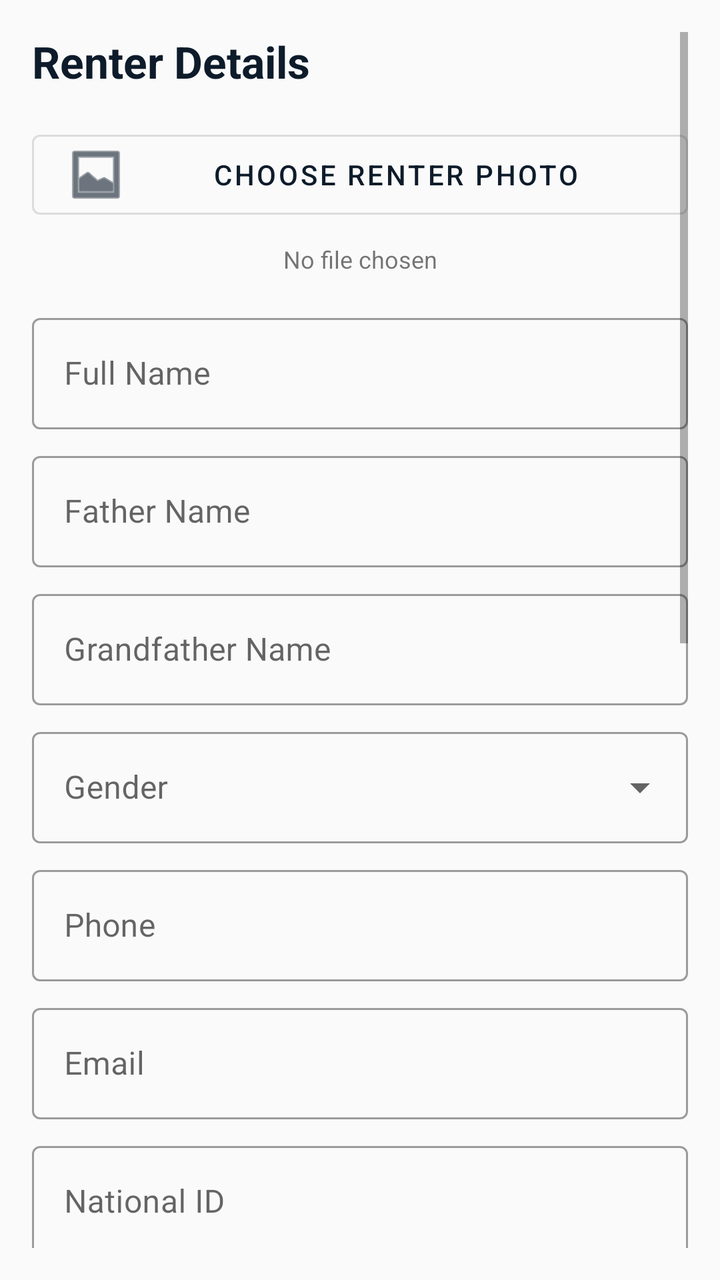
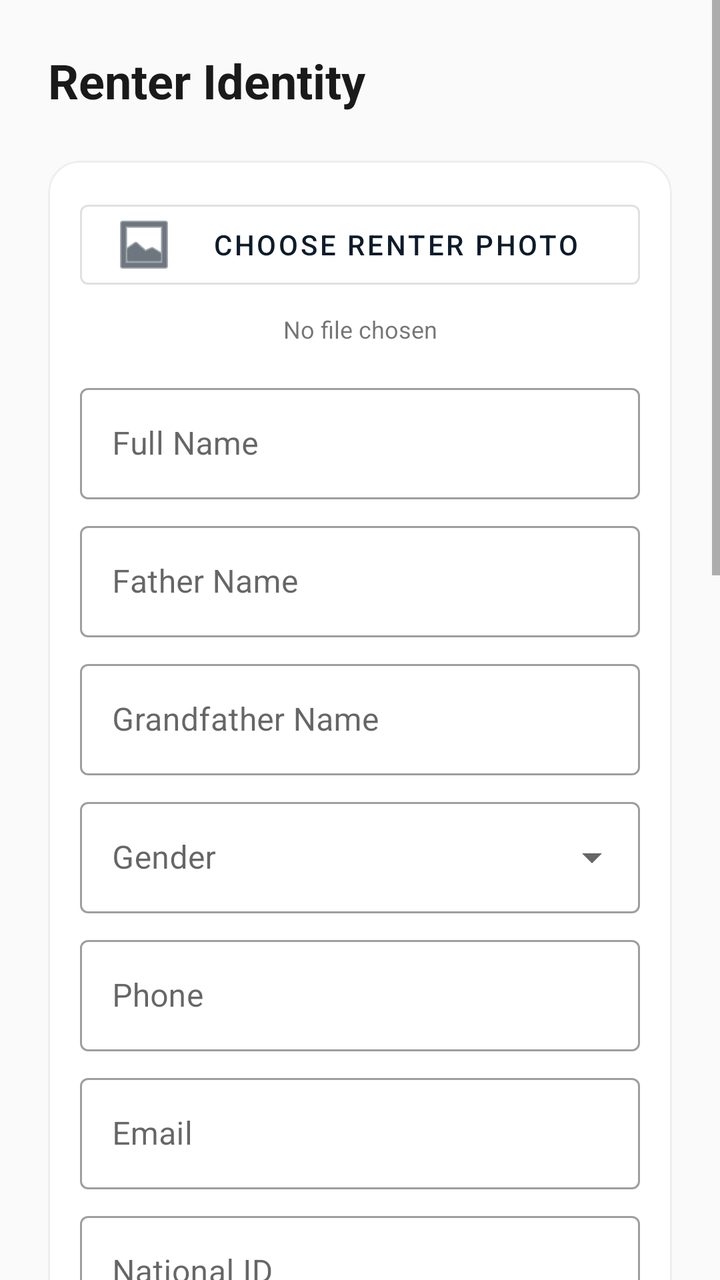

The first picture is an Android layout as it rendered before a commit; the second is the same layout after the commit. The layout source and the unified diff follow.
<!-- AndroidManifest.xml: application theme Theme.Salesagentapp -->
<!-- res/layout/fragment_renter_info.xml -->
<?xml version="1.0" encoding="utf-8"?>
<ScrollView xmlns:android="http://schemas.android.com/apk/res/android"
    xmlns:app="http://schemas.android.com/apk/res-auto"
    android:layout_width="match_parent"
    android:layout_height="match_parent"
    android:background="#FAFAFA"
    android:padding="16dp">

    <LinearLayout
        android:layout_width="match_parent"
        android:layout_height="wrap_content"
        android:orientation="vertical">

        <TextView
            android:layout_width="match_parent"
            android:layout_height="wrap_content"
            android:text="Renter Details"
            android:textSize="22sp"
            android:textStyle="bold"
            android:textColor="#0d1b2a"
            android:layout_marginBottom="16dp"/>

        <Button
            android:id="@+id/RenRenterBtnChooseFile"
            style="@style/Widget.MaterialComponents.Button.OutlinedButton"
            android:layout_width="match_parent"
            android:layout_height="wrap_content"
            android:layout_marginBottom="8dp"
            android:text="Choose Renter Photo"
            app:icon="@android:drawable/ic_menu_gallery" />

        <TextView
            android:id="@+id/RenRenterTvFileName"
            android:layout_width="match_parent"
            android:layout_height="wrap_content"
            android:text="No file chosen"
            android:textSize="12sp"
            android:layout_marginBottom="16dp"
            android:gravity="center" />

        <com.google.android.material.textfield.TextInputLayout style="@style/Widget.MaterialComponents.TextInputLayout.OutlinedBox" android:layout_width="match_parent" android:layout_height="wrap_content" android:hint="Full Name" android:layout_marginBottom="8dp"><com.google.android.material.textfield.TextInputEditText android:id="@+id/RenRenterEtFullName" android:layout_width="match_parent" android:layout_height="wrap_content"/></com.google.android.material.textfield.TextInputLayout>
        <com.google.android.material.textfield.TextInputLayout style="@style/Widget.MaterialComponents.TextInputLayout.OutlinedBox" android:layout_width="match_parent" android:layout_height="wrap_content" android:hint="Father Name" android:layout_marginBottom="8dp"><com.google.android.material.textfield.TextInputEditText android:id="@+id/RenRenterEtFatherName" android:layout_width="match_parent" android:layout_height="wrap_content"/></com.google.android.material.textfield.TextInputLayout>
        <com.google.android.material.textfield.TextInputLayout style="@style/Widget.MaterialComponents.TextInputLayout.OutlinedBox" android:layout_width="match_parent" android:layout_height="wrap_content" android:hint="Grandfather Name" android:layout_marginBottom="8dp"><com.google.android.material.textfield.TextInputEditText android:id="@+id/RenRenterEtGrandfatherName" android:layout_width="match_parent" android:layout_height="wrap_content"/></com.google.android.material.textfield.TextInputLayout>
        <com.google.android.material.textfield.TextInputLayout style="@style/Widget.MaterialComponents.TextInputLayout.OutlinedBox.ExposedDropdownMenu" android:layout_width="match_parent" android:layout_height="wrap_content" android:hint="Gender" android:layout_marginBottom="8dp"><AutoCompleteTextView android:id="@+id/RenRenterActvGender" android:layout_width="match_parent" android:layout_height="wrap_content" android:inputType="none"/></com.google.android.material.textfield.TextInputLayout>
        <com.google.android.material.textfield.TextInputLayout style="@style/Widget.MaterialComponents.TextInputLayout.OutlinedBox" android:layout_width="match_parent" android:layout_height="wrap_content" android:hint="Phone" android:layout_marginBottom="8dp"><com.google.android.material.textfield.TextInputEditText android:id="@+id/RenRenterEtPhone" android:layout_width="match_parent" android:layout_height="wrap_content" android:inputType="phone"/></com.google.android.material.textfield.TextInputLayout>
        <com.google.android.material.textfield.TextInputLayout style="@style/Widget.MaterialComponents.TextInputLayout.OutlinedBox" android:layout_width="match_parent" android:layout_height="wrap_content" android:hint="Email" android:layout_marginBottom="8dp"><com.google.android.material.textfield.TextInputEditText android:id="@+id/RenRenterEtEmail" android:layout_width="match_parent" android:layout_height="wrap_content" android:inputType="textEmailAddress"/></com.google.android.material.textfield.TextInputLayout>
        <com.google.android.material.textfield.TextInputLayout style="@style/Widget.MaterialComponents.TextInputLayout.OutlinedBox" android:layout_width="match_parent" android:layout_height="wrap_content" android:hint="National ID" android:layout_marginBottom="16dp"><com.google.android.material.textfield.TextInputEditText android:id="@+id/RenRenterEtNationalId" android:layout_width="match_parent" android:layout_height="wrap_content"/></com.google.android.material.textfield.TextInputLayout>

        <TextView android:layout_width="wrap_content" android:layout_height="wrap_content" android:text="ORIGIN" android:textStyle="bold" android:layout_marginBottom="8dp"/>
        <com.google.android.material.textfield.TextInputLayout style="@style/Widget.MaterialComponents.TextInputLayout.OutlinedBox" android:layout_width="match_parent" android:layout_height="wrap_content" android:hint="Province" android:layout_marginBottom="8dp"><com.google.android.material.textfield.TextInputEditText android:id="@+id/RenRenterEtOriginProv" android:layout_width="match_parent" android:layout_height="wrap_content"/></com.google.android.material.textfield.TextInputLayout>
        <com.google.android.material.textfield.TextInputLayout style="@style/Widget.MaterialComponents.TextInputLayout.OutlinedBox" android:layout_width="match_parent" android:layout_height="wrap_content" android:hint="District" android:layout_marginBottom="8dp"><com.google.android.material.textfield.TextInputEditText android:id="@+id/RenRenterEtOriginDist" android:layout_width="match_parent" android:layout_height="wrap_content"/></com.google.android.material.textfield.TextInputLayout>
        <com.google.android.material.textfield.TextInputLayout style="@style/Widget.MaterialComponents.TextInputLayout.OutlinedBox" android:layout_width="match_parent" android:layout_height="wrap_content" android:hint="Village" android:layout_marginBottom="16dp"><com.google.android.material.textfield.TextInputEditText android:id="@+id/RenRenterEtOriginVillage" android:layout_width="match_parent" android:layout_height="wrap_content"/></com.google.android.material.textfield.TextInputLayout>

        <TextView android:layout_width="wrap_content" android:layout_height="wrap_content" android:text="CURRENT RESIDENCE" android:textStyle="bold" android:layout_marginBottom="8dp"/>
        <com.google.android.material.textfield.TextInputLayout style="@style/Widget.MaterialComponents.TextInputLayout.OutlinedBox" android:layout_width="match_parent" android:layout_height="wrap_content" android:hint="Province" android:layout_marginBottom="8dp"><com.google.android.material.textfield.TextInputEditText android:id="@+id/RenRenterEtResProv" android:layout_width="match_parent" android:layout_height="wrap_content"/></com.google.android.material.textfield.TextInputLayout>
        <com.google.android.material.textfield.TextInputLayout style="@style/Widget.MaterialComponents.TextInputLayout.OutlinedBox" android:layout_width="match_parent" android:layout_height="wrap_content" android:hint="District" android:layout_marginBottom="8dp"><com.google.android.material.textfield.TextInputEditText android:id="@+id/RenRenterEtResDist" android:layout_width="match_parent" android:layout_height="wrap_content"/></com.google.android.material.textfield.TextInputLayout>
        <com.google.android.material.textfield.TextInputLayout style="@style/Widget.MaterialComponents.TextInputLayout.OutlinedBox" android:layout_width="match_parent" android:layout_height="wrap_content" android:hint="Village" android:layout_marginBottom="16dp"><com.google.android.material.textfield.TextInputEditText android:id="@+id/RenRenterEtResVillage" android:layout_width="match_parent" android:layout_height="wrap_content"/></com.google.android.material.textfield.TextInputLayout>

        <com.google.android.material.textfield.TextInputLayout style="@style/Widget.MaterialComponents.TextInputLayout.OutlinedBox" android:layout_width="match_parent" android:layout_height="wrap_content" android:hint="GPS Coordinates (Lat, Long)" android:layout_marginBottom="24dp"><com.google.android.material.textfield.TextInputEditText android:id="@+id/RenRenterEtGpsCoords" android:layout_width="match_parent" android:layout_height="wrap_content"/></com.google.android.material.textfield.TextInputLayout>

        <Button android:id="@+id/RenRenterBtnNext" android:layout_width="match_parent" android:layout_height="60dp" android:text="Next: Property Details" android:backgroundTint="#0d1b2a"/>
    </LinearLayout>
</ScrollView>
<!-- resources referenced by this layout -->
<resources>
  <style name="Theme.Salesagentapp" parent="Theme.MaterialComponents.DayNight.NoActionBar">
          <item name="colorPrimary">@color/sapphire_dark</item>
          <item name="colorSecondary">@color/teal_accent</item>
          <item name="android:windowBackground">@color/white</item>
      </style>
  <color name="sapphire_dark">#0d1b2a</color>
  <color name="teal_accent">#319795</color>
  <color name="white">#ffffff</color>
</resources>

<!-- the commit's change to res/layout/fragment_renter_info.xml (unified diff, before → after) -->
@@ -4,60 +4,135 @@
     android:layout_width="match_parent"
     android:layout_height="match_parent"
     android:background="#FAFAFA"
-    android:padding="16dp">
+    android:fillViewport="true">
 
     <LinearLayout
         android:layout_width="match_parent"
         android:layout_height="wrap_content"
-        android:orientation="vertical">
+        android:orientation="vertical"
+        android:padding="24dp">
 
         <TextView
             android:layout_width="match_parent"
             android:layout_height="wrap_content"
-            android:text="Renter Details"
-            android:textSize="22sp"
+            android:text="Renter Identity"
+            android:textSize="24sp"
             android:textStyle="bold"
-            android:textColor="#0d1b2a"
-            android:layout_marginBottom="16dp"/>
+            android:textColor="#1A1A1A"
+            android:layout_marginBottom="24dp"/>
+
+        <com.google.android.material.card.MaterialCardView
+            android:layout_width="match_parent"
+            android:layout_height="wrap_content"
+            android:layout_marginBottom="24dp"
+            app:cardCornerRadius="16dp"
+            app:cardElevation="0dp"
+            app:strokeWidth="1dp"
+            app:strokeColor="#EEEEEE">
+
+            <LinearLayout
+                android:layout_width="match_parent"
+                android:layout_height="wrap_content"
+                android:orientation="vertical"
+                android:padding="16dp">
+
+                <Button
+                    android:id="@+id/RenRenterBtnChooseFile"
+                    style="@style/Widget.MaterialComponents.Button.OutlinedButton"
+                    android:layout_width="match_parent"
+                    android:layout_height="wrap_content"
+                    android:text="Choose Renter Photo"
+                    app:icon="@android:drawable/ic_menu_gallery" />
+
+                <TextView
+                    android:id="@+id/RenRenterTvFileName"
+                    android:layout_width="match_parent"
+                    android:layout_height="wrap_content"
+                    android:text="No file chosen"
+                    android:textSize="12sp"
+                    android:layout_marginTop="8dp"
+                    android:gravity="center" />
+
+                <com.google.android.material.textfield.TextInputLayout style="@style/Widget.MaterialComponents.TextInputLayout.OutlinedBox" android:layout_width="match_parent" android:layout_height="wrap_content" android:hint="Full Name" android:layout_marginTop="16dp">
+                    <com.google.android.material.textfield.TextInputEditText android:id="@+id/RenRenterEtFullName" android:layout_width="match_parent" android:layout_height="wrap_content"/>
+                </com.google.android.material.textfield.TextInputLayout>
+
+                <com.google.android.material.textfield.TextInputLayout style="@style/Widget.MaterialComponents.TextInputLayout.OutlinedBox" android:layout_width="match_parent" android:layout_height="wrap_content" android:hint="Father Name" android:layout_marginTop="8dp">
+                    <com.google.android.material.textfield.TextInputEditText android:id="@+id/RenRenterEtFatherName" android:layout_width="match_parent" android:layout_height="wrap_content"/>
+                </com.google.android.material.textfield.TextInputLayout>
+
+                <com.google.android.material.textfield.TextInputLayout style="@style/Widget.MaterialComponents.TextInputLayout.OutlinedBox" android:layout_width="match_parent" android:layout_height="wrap_content" android:hint="Grandfather Name" android:layout_marginTop="8dp">
+                    <com.google.android.material.textfield.TextInputEditText android:id="@+id/RenRenterEtGrandfatherName" android:layout_width="match_parent" android:layout_height="wrap_content"/>
+                </com.google.android.material.textfield.TextInputLayout>
+
+                <com.google.android.material.textfield.TextInputLayout style="@style/Widget.MaterialComponents.TextInputLayout.OutlinedBox.ExposedDropdownMenu" android:layout_width="match_parent" android:layout_height="wrap_content" android:hint="Gender" android:layout_marginTop="8dp">
+                    <AutoCompleteTextView android:id="@+id/RenRenterActvGender" android:layout_width="match_parent" android:layout_height="wrap_content" android:inputType="none"/>
+                </com.google.android.material.textfield.TextInputLayout>
+
+                <com.google.android.material.textfield.TextInputLayout style="@style/Widget.MaterialComponents.TextInputLayout.OutlinedBox" android:layout_width="match_parent" android:layout_height="wrap_content" android:hint="Phone" android:layout_marginTop="8dp">
+                    <com.google.android.material.textfield.TextInputEditText android:id="@+id/RenRenterEtPhone" android:layout_width="match_parent" android:layout_height="wrap_content" android:inputType="phone"/>
+                </com.google.android.material.textfield.TextInputLayout>
+
+                <com.google.android.material.textfield.TextInputLayout style="@style/Widget.MaterialComponents.TextInputLayout.OutlinedBox" android:layout_width="match_parent" android:layout_height="wrap_content" android:hint="Email" android:layout_marginTop="8dp">
+                    <com.google.android.material.textfield.TextInputEditText android:id="@+id/RenRenterEtEmail" android:layout_width="match_parent" android:layout_height="wrap_content" android:inputType="textEmailAddress"/>
+                </com.google.android.material.textfield.TextInputLayout>
+
+                <com.google.android.material.textfield.TextInputLayout style="@style/Widget.MaterialComponents.TextInputLayout.OutlinedBox" android:layout_width="match_parent" android:layout_height="wrap_content" android:hint="National ID" android:layout_marginTop="8dp">
+                    <com.google.android.material.textfield.TextInputEditText android:id="@+id/RenRenterEtNationalId" android:layout_width="match_parent" android:layout_height="wrap_content"/>
+                </com.google.android.material.textfield.TextInputLayout>
+            </LinearLayout>
+        </com.google.android.material.card.MaterialCardView>
+
+        <TextView android:layout_width="wrap_content" android:layout_height="wrap_content" android:text="Location Details" android:textStyle="bold" android:textSize="18sp" android:layout_marginBottom="12dp" android:textColor="#1A1A1A"/>
+
+        <com.google.android.material.card.MaterialCardView
+            android:layout_width="match_parent"
+            android:layout_height="wrap_content"
+            android:layout_marginBottom="24dp"
+            app:cardCornerRadius="16dp"
+            app:cardElevation="0dp"
+            app:strokeWidth="1dp"
+            app:strokeColor="#EEEEEE">
+
+            <LinearLayout android:layout_width="match_parent" android:layout_height="wrap_content" android:orientation="vertical" android:padding="16dp">
+                <TextView android:layout_width="wrap_content" android:layout_height="wrap_content" android:text="ORIGIN" android:textSize="12sp" android:textColor="#9E9E9E" android:textStyle="bold" android:letterSpacing="0.1"/>
+                <com.google.android.material.textfield.TextInputLayout style="@style/Widget.MaterialComponents.TextInputLayout.OutlinedBox" android:layout_width="match_parent" android:layout_height="wrap_content" android:hint="Province">
+                    <com.google.android.material.textfield.TextInputEditText android:id="@+id/RenRenterEtOriginProv" android:layout_width="match_parent" android:layout_height="wrap_content"/>
+                </com.google.android.material.textfield.TextInputLayout>
+                <com.google.android.material.textfield.TextInputLayout style="@style/Widget.MaterialComponents.TextInputLayout.OutlinedBox" android:layout_width="match_parent" android:layout_height="wrap_content" android:hint="District" android:layout_marginTop="8dp">
+                    <com.google.android.material.textfield.TextInputEditText android:id="@+id/RenRenterEtOriginDist" android:layout_width="match_parent" android:layout_height="wrap_content"/>
+                </com.google.android.material.textfield.TextInputLayout>
+                <com.google.android.material.textfield.TextInputLayout style="@style/Widget.MaterialComponents.TextInputLayout.OutlinedBox" android:layout_width="match_parent" android:layout_height="wrap_content" android:hint="Village" android:layout_marginTop="8dp">
+                    <com.google.android.material.textfield.TextInputEditText android:id="@+id/RenRenterEtOriginVillage" android:layout_width="match_parent" android:layout_height="wrap_content"/>
+                </com.google.android.material.textfield.TextInputLayout>
+
+                <View android:layout_width="match_parent" android:layout_height="1dp" android:background="#EEEEEE" android:layout_marginVertical="16dp"/>
+
+                <TextView android:layout_width="wrap_content" android:layout_height="wrap_content" android:text="CURRENT RESIDENCE" android:textSize="12sp" android:textColor="#9E9E9E" android:textStyle="bold" android:letterSpacing="0.1"/>
+                <com.google.android.material.textfield.TextInputLayout style="@style/Widget.MaterialComponents.TextInputLayout.OutlinedBox" android:layout_width="match_parent" android:layout_height="wrap_content" android:hint="Province" android:layout_marginTop="8dp">
+                    <com.google.android.material.textfield.TextInputEditText android:id="@+id/RenRenterEtResProv" android:layout_width="match_parent" android:layout_height="wrap_content"/>
+                </com.google.android.material.textfield.TextInputLayout>
+                <com.google.android.material.textfield.TextInputLayout style="@style/Widget.MaterialComponents.TextInputLayout.OutlinedBox" android:layout_width="match_parent" android:layout_height="wrap_content" android:hint="District" android:layout_marginTop="8dp">
+                    <com.google.android.material.textfield.TextInputEditText android:id="@+id/RenRenterEtResDist" android:layout_width="match_parent" android:layout_height="wrap_content"/>
+                </com.google.android.material.textfield.TextInputLayout>
+                <com.google.android.material.textfield.TextInputLayout style="@style/Widget.MaterialComponents.TextInputLayout.OutlinedBox" android:layout_width="match_parent" android:layout_height="wrap_content" android:hint="Village" android:layout_marginTop="8dp">
+                    <com.google.android.material.textfield.TextInputEditText android:id="@+id/RenRenterEtResVillage" android:layout_width="match_parent" android:layout_height="wrap_content"/>
+                </com.google.android.material.textfield.TextInputLayout>
+                <com.google.android.material.textfield.TextInputLayout style="@style/Widget.MaterialComponents.TextInputLayout.OutlinedBox" android:layout_width="match_parent" android:layout_height="wrap_content" android:hint="GPS Coordinates (Lat, Long)" android:layout_marginTop="8dp">
+                    <com.google.android.material.textfield.TextInputEditText android:id="@+id/RenRenterEtGpsCoords" android:layout_width="match_parent" android:layout_height="wrap_content"/>
+                </com.google.android.material.textfield.TextInputLayout>
+            </LinearLayout>
+        </com.google.android.material.card.MaterialCardView>
 
         <Button
-            android:id="@+id/RenRenterBtnChooseFile"
-            style="@style/Widget.MaterialComponents.Button.OutlinedButton"
+            android:id="@+id/RenRenterBtnNext"
             android:layout_width="match_parent"
-            android:layout_height="wrap_content"
-            android:layout_marginBottom="8dp"
-            android:text="Choose Renter Photo"
-            app:icon="@android:drawable/ic_menu_gallery" />
+            android:layout_height="64dp"
+            android:text="Next: Property Details"
+            android:textSize="16sp"
+            android:textStyle="bold"
+            app:cornerRadius="16dp"
+            android:backgroundTint="#0d1b2a"/>
 
-        <TextView
-            android:id="@+id/RenRenterTvFileName"
-            android:layout_width="match_parent"
-            android:layout_height="wrap_content"
-            android:text="No file chosen"
-            android:textSize="12sp"
-            android:layout_marginBottom="16dp"
-            android:gravity="center" />
-
-        <com.google.android.material.textfield.TextInputLayout style="@style/Widget.MaterialComponents.TextInputLayout.OutlinedBox" android:layout_width="match_parent" android:layout_height="wrap_content" android:hint="Full Name" android:layout_marginBottom="8dp"><com.google.android.material.textfield.TextInputEditText android:id="@+id/RenRenterEtFullName" android:layout_width="match_parent" android:layout_height="wrap_content"/></com.google.android.material.textfield.TextInputLayout>
-        <com.google.android.material.textfield.TextInputLayout style="@style/Widget.MaterialComponents.TextInputLayout.OutlinedBox" android:layout_width="match_parent" android:layout_height="wrap_content" android:hint="Father Name" android:layout_marginBottom="8dp"><com.google.android.material.textfield.TextInputEditText android:id="@+id/RenRenterEtFatherName" android:layout_width="match_parent" android:layout_height="wrap_content"/></com.google.android.material.textfield.TextInputLayout>
-        <com.google.android.material.textfield.TextInputLayout style="@style/Widget.MaterialComponents.TextInputLayout.OutlinedBox" android:layout_width="match_parent" android:layout_height="wrap_content" android:hint="Grandfather Name" android:layout_marginBottom="8dp"><com.google.android.material.textfield.TextInputEditText android:id="@+id/RenRenterEtGrandfatherName" android:layout_width="match_parent" android:layout_height="wrap_content"/></com.google.android.material.textfield.TextInputLayout>
-        <com.google.android.material.textfield.TextInputLayout style="@style/Widget.MaterialComponents.TextInputLayout.OutlinedBox.ExposedDropdownMenu" android:layout_width="match_parent" android:layout_height="wrap_content" android:hint="Gender" android:layout_marginBottom="8dp"><AutoCompleteTextView android:id="@+id/RenRenterActvGender" android:layout_width="match_parent" android:layout_height="wrap_content" android:inputType="none"/></com.google.android.material.textfield.TextInputLayout>
-        <com.google.android.material.textfield.TextInputLayout style="@style/Widget.MaterialComponents.TextInputLayout.OutlinedBox" android:layout_width="match_parent" android:layout_height="wrap_content" android:hint="Phone" android:layout_marginBottom="8dp"><com.google.android.material.textfield.TextInputEditText android:id="@+id/RenRenterEtPhone" android:layout_width="match_parent" android:layout_height="wrap_content" android:inputType="phone"/></com.google.android.material.textfield.TextInputLayout>
-        <com.google.android.material.textfield.TextInputLayout style="@style/Widget.MaterialComponents.TextInputLayout.OutlinedBox" android:layout_width="match_parent" android:layout_height="wrap_content" android:hint="Email" android:layout_marginBottom="8dp"><com.google.android.material.textfield.TextInputEditText android:id="@+id/RenRenterEtEmail" android:layout_width="match_parent" android:layout_height="wrap_content" android:inputType="textEmailAddress"/></com.google.android.material.textfield.TextInputLayout>
-        <com.google.android.material.textfield.TextInputLayout style="@style/Widget.MaterialComponents.TextInputLayout.OutlinedBox" android:layout_width="match_parent" android:layout_height="wrap_content" android:hint="National ID" android:layout_marginBottom="16dp"><com.google.android.material.textfield.TextInputEditText android:id="@+id/RenRenterEtNationalId" android:layout_width="match_parent" android:layout_height="wrap_content"/></com.google.android.material.textfield.TextInputLayout>
-
-        <TextView android:layout_width="wrap_content" android:layout_height="wrap_content" android:text="ORIGIN" android:textStyle="bold" android:layout_marginBottom="8dp"/>
-        <com.google.android.material.textfield.TextInputLayout style="@style/Widget.MaterialComponents.TextInputLayout.OutlinedBox" android:layout_width="match_parent" android:layout_height="wrap_content" android:hint="Province" android:layout_marginBottom="8dp"><com.google.android.material.textfield.TextInputEditText android:id="@+id/RenRenterEtOriginProv" android:layout_width="match_parent" android:layout_height="wrap_content"/></com.google.android.material.textfield.TextInputLayout>
-        <com.google.android.material.textfield.TextInputLayout style="@style/Widget.MaterialComponents.TextInputLayout.OutlinedBox" android:layout_width="match_parent" android:layout_height="wrap_content" android:hint="District" android:layout_marginBottom="8dp"><com.google.android.material.textfield.TextInputEditText android:id="@+id/RenRenterEtOriginDist" android:layout_width="match_parent" android:layout_height="wrap_content"/></com.google.android.material.textfield.TextInputLayout>
-        <com.google.android.material.textfield.TextInputLayout style="@style/Widget.MaterialComponents.TextInputLayout.OutlinedBox" android:layout_width="match_parent" android:layout_height="wrap_content" android:hint="Village" android:layout_marginBottom="16dp"><com.google.android.material.textfield.TextInputEditText android:id="@+id/RenRenterEtOriginVillage" android:layout_width="match_parent" android:layout_height="wrap_content"/></com.google.android.material.textfield.TextInputLayout>
-
-        <TextView android:layout_width="wrap_content" android:layout_height="wrap_content" android:text="CURRENT RESIDENCE" android:textStyle="bold" android:layout_marginBottom="8dp"/>
-        <com.google.android.material.textfield.TextInputLayout style="@style/Widget.MaterialComponents.TextInputLayout.OutlinedBox" android:layout_width="match_parent" android:layout_height="wrap_content" android:hint="Province" android:layout_marginBottom="8dp"><com.google.android.material.textfield.TextInputEditText android:id="@+id/RenRenterEtResProv" android:layout_width="match_parent" android:layout_height="wrap_content"/></com.google.android.material.textfield.TextInputLayout>
-        <com.google.android.material.textfield.TextInputLayout style="@style/Widget.MaterialComponents.TextInputLayout.OutlinedBox" android:layout_width="match_parent" android:layout_height="wrap_content" android:hint="District" android:layout_marginBottom="8dp"><com.google.android.material.textfield.TextInputEditText android:id="@+id/RenRenterEtResDist" android:layout_width="match_parent" android:layout_height="wrap_content"/></com.google.android.material.textfield.TextInputLayout>
-        <com.google.android.material.textfield.TextInputLayout style="@style/Widget.MaterialComponents.TextInputLayout.OutlinedBox" android:layout_width="match_parent" android:layout_height="wrap_content" android:hint="Village" android:layout_marginBottom="16dp"><com.google.android.material.textfield.TextInputEditText android:id="@+id/RenRenterEtResVillage" android:layout_width="match_parent" android:layout_height="wrap_content"/></com.google.android.material.textfield.TextInputLayout>
-
-        <com.google.android.material.textfield.TextInputLayout style="@style/Widget.MaterialComponents.TextInputLayout.OutlinedBox" android:layout_width="match_parent" android:layout_height="wrap_content" android:hint="GPS Coordinates (Lat, Long)" android:layout_marginBottom="24dp"><com.google.android.material.textfield.TextInputEditText android:id="@+id/RenRenterEtGpsCoords" android:layout_width="match_parent" android:layout_height="wrap_content"/></com.google.android.material.textfield.TextInputLayout>
-
-        <Button android:id="@+id/RenRenterBtnNext" android:layout_width="match_parent" android:layout_height="60dp" android:text="Next: Property Details" android:backgroundTint="#0d1b2a"/>
     </LinearLayout>
 </ScrollView>
